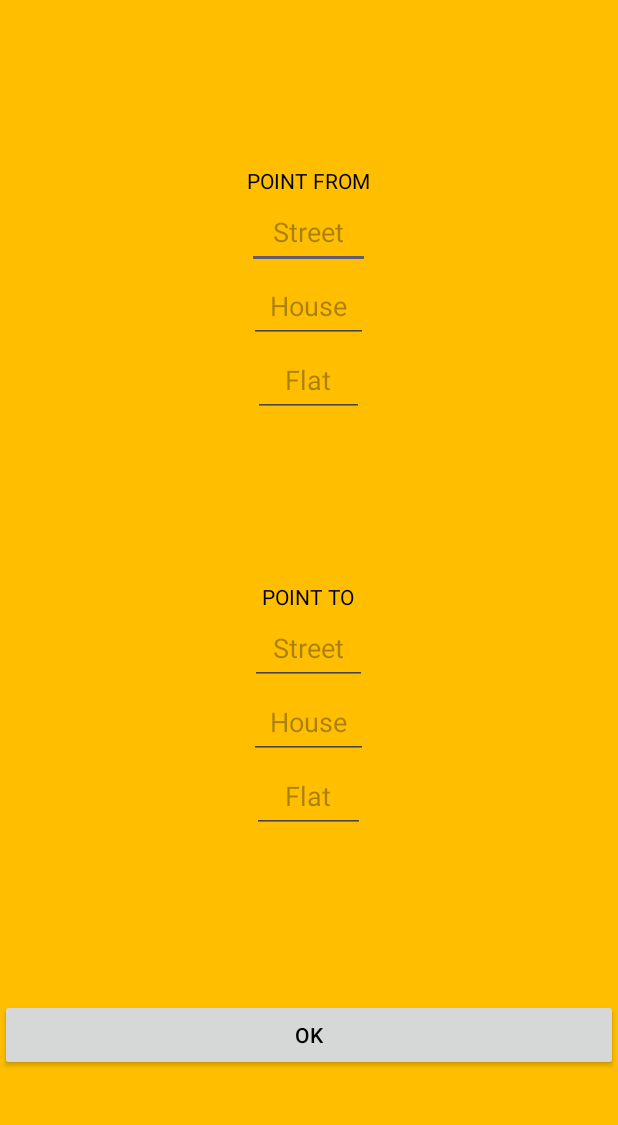
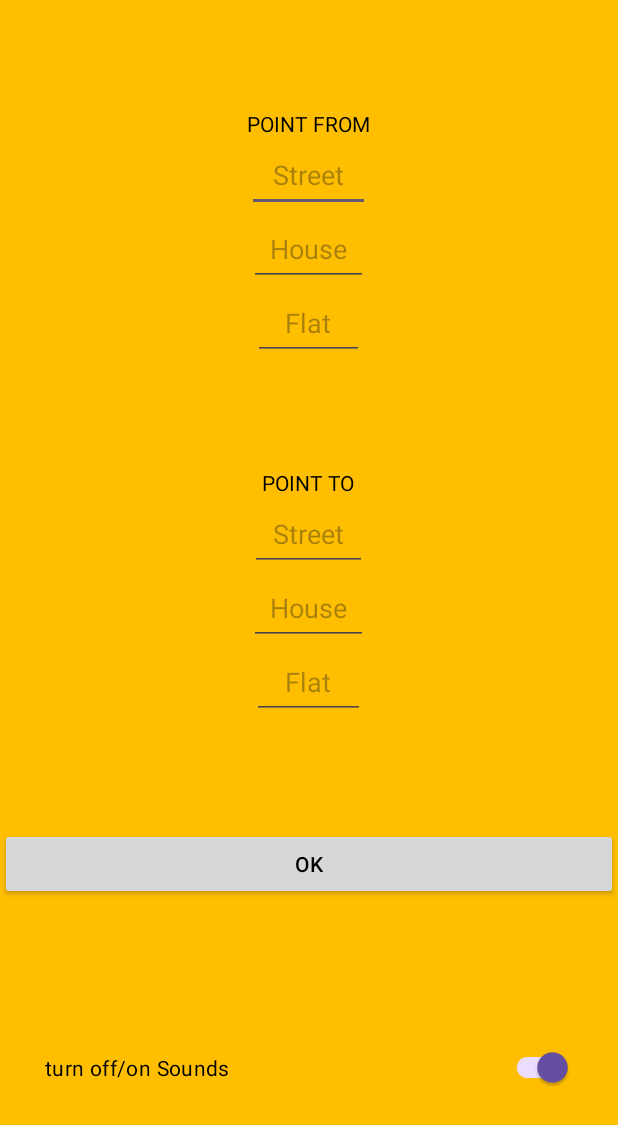
Before and after one commit to FeesTheFox/Android_Taxi, an Android app: the ThirdActivity screen opened directly, with no data from a screen before it, on a phone screen of 412 x 824 dp. Shown: the top 1125 px of the screen. Run offline under Robolectric (Android 15) with nearby library versions, the phone set to English and light mode, and no system bars.

Commit message:
Made sounds and created switch that can turn on/off sounds

```diff
--- a/app/src/main/AndroidManifest.xml
+++ b/app/src/main/AndroidManifest.xml
@@ -12,6 +12,11 @@
         android:supportsRtl="true"
         android:theme="@style/Theme.Taxi"
         tools:targetApi="31">
+        <service
+            android:name=".MediaService"
+            android:enabled="true"
+            android:exported="true"></service>
+
         <activity
             android:name=".ThirdActivity"
             android:exported="true">
@@ -21,7 +26,6 @@
                 <category android:name="android.intent.category.DEFAULT" />
             </intent-filter>
         </activity>
-
         <activity
             android:name=".SecondActivity"
             android:exported="false" />
--- a/app/src/main/java/com/example/taxi/ThirdActivity.java
+++ b/app/src/main/java/com/example/taxi/ThirdActivity.java
@@ -1,11 +1,17 @@
 package com.example.taxi;
 
 import androidx.appcompat.app.AppCompatActivity;
+import androidx.appcompat.widget.SwitchCompat;
 
 import android.content.Intent;
+import android.media.MediaPlayer;
 import android.os.Bundle;
+import android.text.Editable;
+import android.text.TextWatcher;
 import android.util.Log;
 import android.view.View;
+import android.widget.CompoundButton;
+import android.widget.EditText;
 
 import com.example.taxi.databinding.ActivityMainBinding;
 import com.example.taxi.databinding.ActivityThirdBinding;
@@ -24,6 +30,142 @@ public class ThirdActivity extends AppCompatActivity {
 
         Log.d(TAG, "onCreate ThirdActivity");
 
+        EditText streetFromEditText = findViewById(R.id.StreetFrom);
+        EditText houseFromEditText = findViewById(R.id.HouseFrom);
+        EditText flatFromEditText = findViewById(R.id.FlatFrom);
+
+        EditText streetToEditText = findViewById(R.id.StreetTo);
+        EditText houseToEditText = findViewById(R.id.HouseTo);
+        EditText flatToEditText = findViewById(R.id.FlatTo);
+
+        //Creating an instance for playing music
+        MediaPlayer mediaPlayer = MediaPlayer.create(this, R.raw.music);
+
+        //Getting link for SwitchCompat
+        SwitchCompat soundSwitch = findViewById(R.id.btnSwitch);
+
+        // Installing listeners
+        streetFromEditText.addTextChangedListener(new TextWatcher() {
+            @Override
+            public void beforeTextChanged(CharSequence s, int start, int count, int after) {
+
+            }
+
+            @Override
+            public void onTextChanged(CharSequence s, int start, int before, int count) {
+
+            }
+
+            @Override
+            public void afterTextChanged(Editable s) {
+                // Making sound when is typing
+                mediaPlayer.start();
+            }
+        });
+
+        houseFromEditText.addTextChangedListener(new TextWatcher() {
+            @Override
+            public void beforeTextChanged(CharSequence s, int start, int count, int after) {
+
+            }
+
+            @Override
+            public void onTextChanged(CharSequence s, int start, int before, int count) {
+
+            }
+
+            @Override
+            public void afterTextChanged(Editable s) {
+                mediaPlayer.start();
+            }
+        });
+
+
+        flatFromEditText.addTextChangedListener(new TextWatcher() {
+            @Override
+            public void beforeTextChanged(CharSequence s, int start, int count, int after) {
+
+            }
+
+            @Override
+            public void onTextChanged(CharSequence s, int start, int before, int count) {
+
+            }
+
+            @Override
+            public void afterTextChanged(Editable s) {
+
+                mediaPlayer.start();
+            }
+        });
+
+
+        streetToEditText.addTextChangedListener(new TextWatcher() {
+            @Override
+            public void beforeTextChanged(CharSequence s, int start, int count, int after) {
+
+            }
+
+            @Override
+            public void onTextChanged(CharSequence s, int start, int before, int count) {
+
+            }
+
+            @Override
+            public void afterTextChanged(Editable s) {
+                // Making sound when is typing
+                mediaPlayer.start();
+            }
+        });
+
+        houseToEditText.addTextChangedListener(new TextWatcher() {
+            @Override
+            public void beforeTextChanged(CharSequence s, int start, int count, int after) {
+
+            }
+
+            @Override
+            public void onTextChanged(CharSequence s, int start, int before, int count) {
+
+            }
+
+            @Override
+            public void afterTextChanged(Editable s) {
+                mediaPlayer.start();
+            }
+        });
+
+        flatToEditText.addTextChangedListener(new TextWatcher() {
+            @Override
+            public void beforeTextChanged(CharSequence s, int start, int count, int after) {
+
+            }
+
+            @Override
+            public void onTextChanged(CharSequence s, int start, int before, int count) {
+
+            }
+
+            @Override
+            public void afterTextChanged(Editable s) {
+
+                mediaPlayer.start();
+            }
+        });
+        soundSwitch.setChecked(true);
+        // Installing listener for SwitchCompat which will turn off/on sound
+        soundSwitch.setOnCheckedChangeListener(new CompoundButton.OnCheckedChangeListener() {
+            @Override
+            public void onCheckedChanged(CompoundButton buttonView, boolean isChecked) {
+                if (isChecked) {
+                    // Включить звук
+                    mediaPlayer.start();
+                } else {
+                    // Отключить звук
+                    mediaPlayer.stop();
+                }
+            }
+        });
 
         binding.btnOk.setOnClickListener(new View.OnClickListener() {
             @Override
@@ -42,4 +184,6 @@ public class ThirdActivity extends AppCompatActivity {
             }
         });
     }
+
+
 }
--- a/app/src/main/res/layout/activity_third.xml
+++ b/app/src/main/res/layout/activity_third.xml
@@ -162,7 +162,7 @@
         android:layout_width="match_parent"
         android:layout_height="wrap_content"
         android:text="@string/ok"
-        app:layout_constraintBottom_toBottomOf="parent"
+        app:layout_constraintBottom_toTopOf="@id/btnSwitch"
         app:layout_constraintEnd_toEndOf="parent"
         app:layout_constraintStart_toStartOf="parent"
         app:layout_constraintTop_toBottomOf="@+id/PointTo"
@@ -170,4 +170,18 @@
 
     </androidx.appcompat.widget.AppCompatButton>
 
+    <androidx.appcompat.widget.SwitchCompat
+        android:textColor="@color/black"
+        android:id="@+id/btnSwitch"
+        android:layout_width="0dp"
+        android:layout_height="wrap_content"
+        android:text="turn off/on Sounds"
+        app:layout_constraintBottom_toBottomOf="parent"
+        app:layout_constraintEnd_toEndOf="parent"
+        app:layout_constraintStart_toStartOf="parent"
+        app:layout_constraintTop_toBottomOf="@id/btnOk"
+        android:padding="30sp">
+    </androidx.appcompat.widget.SwitchCompat>
+
+
 </androidx.constraintlayout.widget.ConstraintLayout>
```
Also changed, not shown: app/src/main/java/com/example/taxi/MediaService.java (added, +35 -0 lines), 1 other file.
